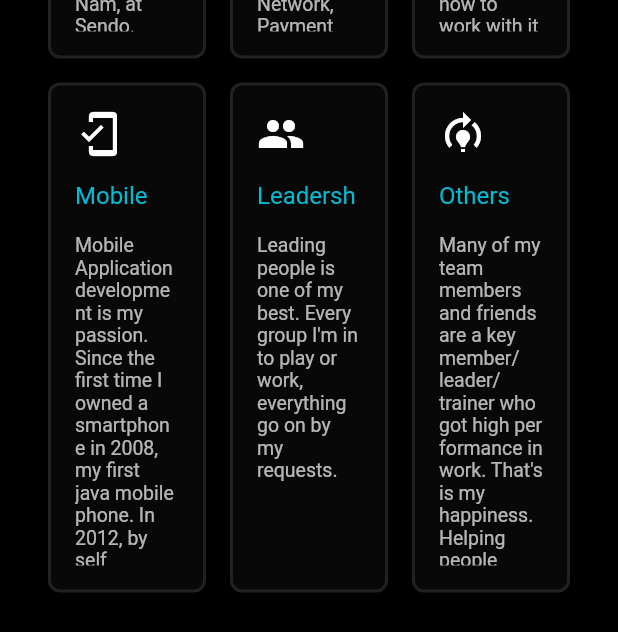
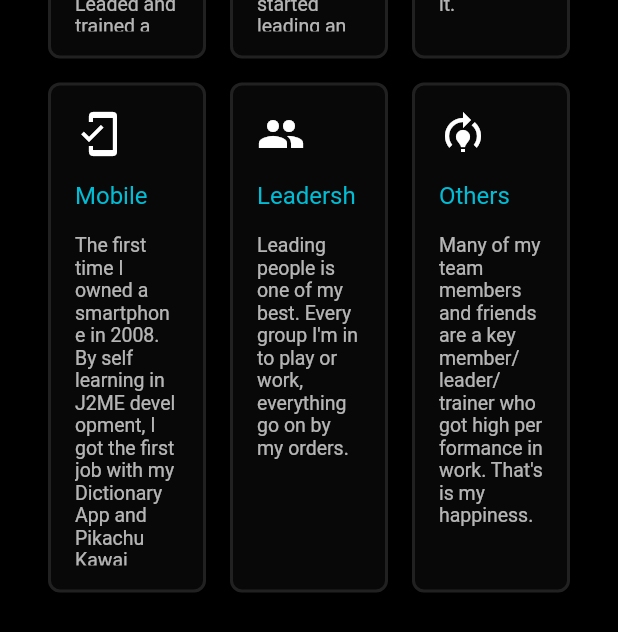
Before and after one commit to minhhung2556/minhhung2556.github.io, a Flutter app: the screen it shows after launch, scrolled down 2880 dp, on a phone screen of 412 x 824 dp. Shown: the top 632 px of the screen. Run offline on Flutter 3.47's test engine with Material 2 defaults, Android fonts, the phone set to English and light mode, and no system bars; missing offline and left inert: dart:html.

Commit message:
update data

```diff
--- a/lib/common/res.dart
+++ b/lib/common/res.dart
@@ -2,8 +2,7 @@ import 'package:flutter/material.dart';
 
 const kScreenPadding = 24.0;
 const kItemPadding = 16.0;
-const kBorderRadiusSmall = 8.0;
-const kBorderRadius = 4.0;
+const kBorderRadius = 8.0;
 const kIconSize = 32.0;
 const kItemColor = const Color(0x08ffffff);
 final kColorTween12 = ColorTween(begin: Colors.white, end: Colors.black);
--- a/lib/data.dart
+++ b/lib/data.dart
@@ -14,37 +14,37 @@ const kSkillData = <Map<String, dynamic>>[
     'i': Assets.assetLogoflutter,
     't': 'Flutter',
     'd':
-        "Researched and learned Flutter since May 2018, hands on developing a lot of big features in one of biggest E-commerce in Viet Nam, at Sendo. Leaded and trained a strong Flutter Dev Team at that company."
+        "Researched Flutter since May 2018, released a lot of big features in one of biggest E-commerce in Viet Nam, at Sendo. Leaded and trained a strong Flutter Dev Team at that company."
   },
   {
     'i': Icons.android,
     't': 'Android',
     'd':
-        "Started working on Android since 2013, hands on developing and releasing some Android applications, such as Social Network, Payment SDK. And then started leading a Android team since 2015."
+        "Started working on Android in 2013, released some Android Apps, such as Social Network, Payment SDK. And then started leading an Android team in 2015."
   },
   {
     'i': Assets.assetLogoapple,
     't': 'iOS',
     'd':
-        "Learned since 2014, but until 2019 I've released my first iOS application. I'm not have many experiences in iOS development, but know how to work with it :D."
+        "Learned since 2014, but until 2019 I've released my first iOS application. I'm not have many experiences, but know how to work with it."
   },
   {
     'i': Icons.mobile_friendly,
     't': 'Mobile',
     'd':
-        "Mobile Application development is my passion. Since the first time I owned a smartphone in 2008, my first java mobile phone. In 2012, by self learning in J2ME development. I got my first job by my Dictionary App and Pikachu Kawai game."
+        "The first time I owned a smartphone in 2008. By self learning in J2ME development, I got the first job with my Dictionary App and Pikachu Kawai game in 2012."
   },
   {
     'i': Icons.people,
     't': 'Leadership',
     'd':
-        "Leading people is one of my best. Every group I'm in to play or work, everything go on by my requests."
+        "Leading people is one of my best. Every group I'm in to play or work, everything go on by my orders."
   },
   {
     'i': Icons.model_training,
     't': 'Others',
     'd':
-        "Many of my team members and friends are a key member/leader/trainer who got high performance in work. That's is my happiness. Helping people grow up and make life better."
+        "Many of my team members and friends are a key member/leader/trainer who got high performance in work. That's is my happiness."
   },
 ];
 const kWorksData = <Map<String, dynamic>>[
--- a/lib/home.dart
+++ b/lib/home.dart
@@ -70,9 +70,9 @@ class _MyHomePageState extends State<MyHomePage> with TickerProviderStateMixin {
     });
 
     //FIXME test
-    Future.delayed(Duration(milliseconds: 500), () {
-      _scrollController.jumpTo(_scrollController.position.maxScrollExtent);
-    });
+    // Future.delayed(Duration(milliseconds: 500), () {
+    //   _scrollController.jumpTo(_scrollController.position.maxScrollExtent);
+    // });
 
     _page1AC =
         AnimationController(vsync: this, duration: Duration(milliseconds: 600));
@@ -445,7 +445,7 @@ class _MyHomePageState extends State<MyHomePage> with TickerProviderStateMixin {
           alignment: Alignment.topCenter,
           child: ShadowWidget(
             child: ClipRRect(
-              borderRadius: BorderRadius.circular(kBorderRadiusSmall),
+              borderRadius: BorderRadius.circular(kBorderRadius),
               child: Opacity(
                 opacity: max(0.0, 1 - _page1Value * 2),
                 child: Container(
@@ -644,7 +644,7 @@ class _MyHomePageState extends State<MyHomePage> with TickerProviderStateMixin {
         decoration: ShapeDecoration(
           color: kItemColor,
           shape: RoundedRectangleBorder(
-            borderRadius: BorderRadius.circular(kBorderRadiusSmall),
+            borderRadius: BorderRadius.circular(kBorderRadius),
             side: BorderSide(
               color: Colors.white10,
               width: 2,
```
